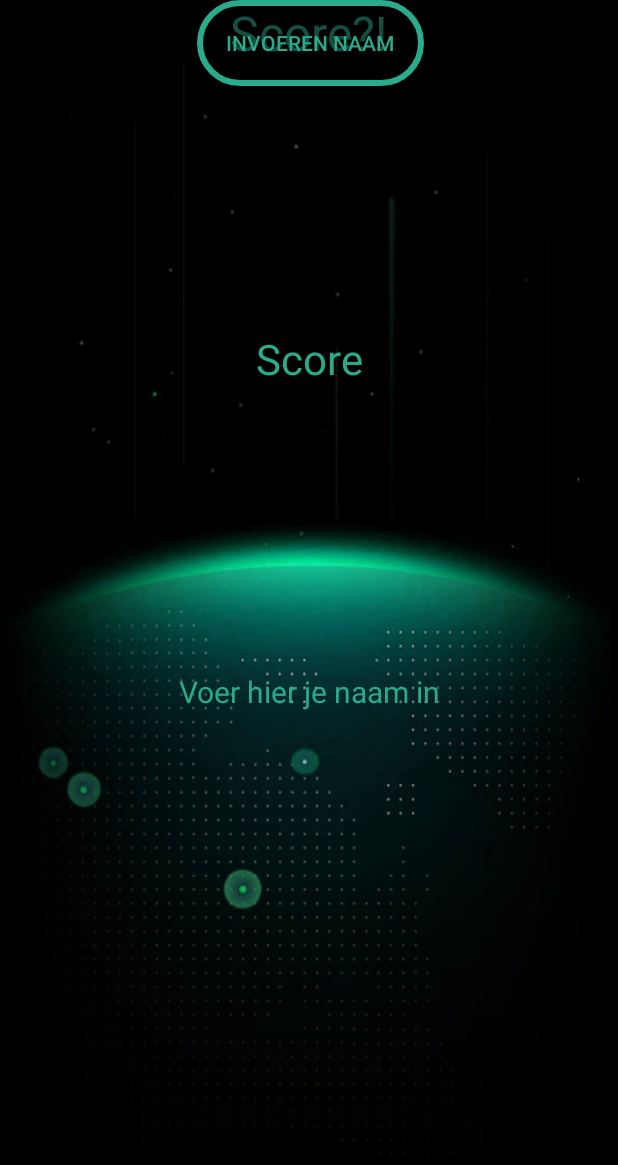
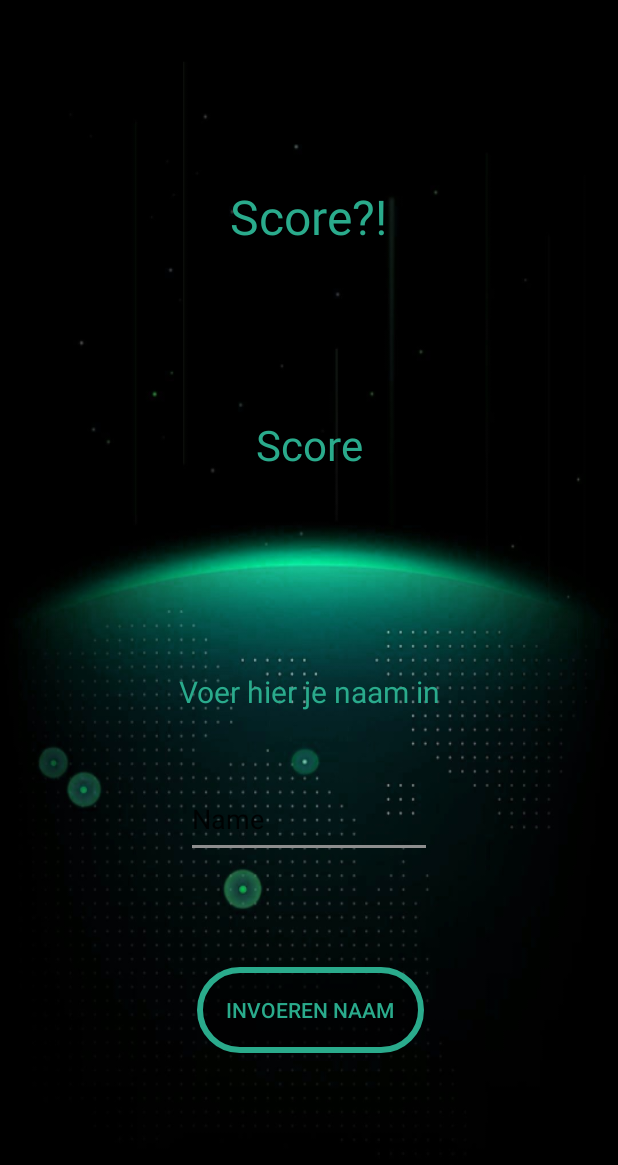
Before and after one commit to bidoofgoo/Tables, an Android app: the layout activity_results.xml on its own in the app's theme, with its tools: preview values and no code run, on a phone screen of 412 x 824 dp. Shown: the top 1165 px of the screen. Run offline under Robolectric (Android 15) with nearby library versions, the phone set to English and light mode, and no system bars.

```diff
--- a/app/src/main/AndroidManifest.xml
+++ b/app/src/main/AndroidManifest.xml
@@ -16,7 +16,10 @@
                 <category android:name="android.intent.category.LAUNCHER" />
             </intent-filter>
         </activity>
+
         <activity android:name=".SommenActivity"></activity>
+        <activity android:name=".printResults"></activity>
+
     </application>
 
 </manifest>
--- a/app/src/main/res/layout/activity_results.xml
+++ b/app/src/main/res/layout/activity_results.xml
@@ -5,22 +5,26 @@
     xmlns:tools="http://schemas.android.com/tools"
     android:layout_width="match_parent"
     android:layout_height="match_parent"
-    android:background="@mipmap/background">
+    android:background="@mipmap/background"
+    tools:context=".printResults">
 
     <TextView
         android:id="@+id/textView3"
         android:layout_width="123dp"
         android:layout_height="64dp"
+        android:layout_marginBottom="19dp"
         android:layout_marginEnd="145dp"
         android:layout_marginStart="144dp"
+        android:layout_marginTop="70dp"
         android:text="@string/resultTitle"
         android:textAlignment="center"
         android:textColor="@color/colorPrimary"
         android:textSize="32sp"
+        app:layout_constraintBottom_toTopOf="@+id/editText2"
         app:layout_constraintEnd_toEndOf="parent"
         app:layout_constraintHorizontal_bias="0.464"
         app:layout_constraintStart_toStartOf="parent"
-        tools:layout_editor_absoluteY="70dp" />
+        app:layout_constraintTop_toTopOf="parent" />
 
     <EditText
         android:id="@+id/editText"
@@ -58,19 +62,22 @@
         app:layout_constraintVertical_bias="0.569" />
 
     <Button
-        android:id="@+id/button"
+        android:id="@+id/enterScore"
         android:layout_width="151dp"
         android:layout_height="57dp"
+        android:layout_marginBottom="55dp"
         android:layout_marginEnd="136dp"
         android:layout_marginStart="137dp"
+        android:layout_marginTop="5dp"
         android:background="@drawable/roundedbutton"
         android:text="@string/submitNaam"
         android:textColor="@color/colorPrimary"
+        app:layout_constraintBottom_toBottomOf="parent"
         app:layout_constraintEnd_toEndOf="parent"
         app:layout_constraintStart_toStartOf="parent"
-        tools:layout_editor_absoluteY="399dp" />
+        app:layout_constraintTop_toBottomOf="@+id/editText" />
 
-    <EditText
+    <TextView
         android:id="@+id/editText2"
         android:layout_width="142dp"
         android:layout_height="66dp"
```
Also changed, not shown: app/src/main/java/nl/bidoofgoo/apps/tables/SommenActivity.java (+7 -2 lines), app/src/main/java/nl/bidoofgoo/apps/tables/printResults.java (+18 -1 lines).
